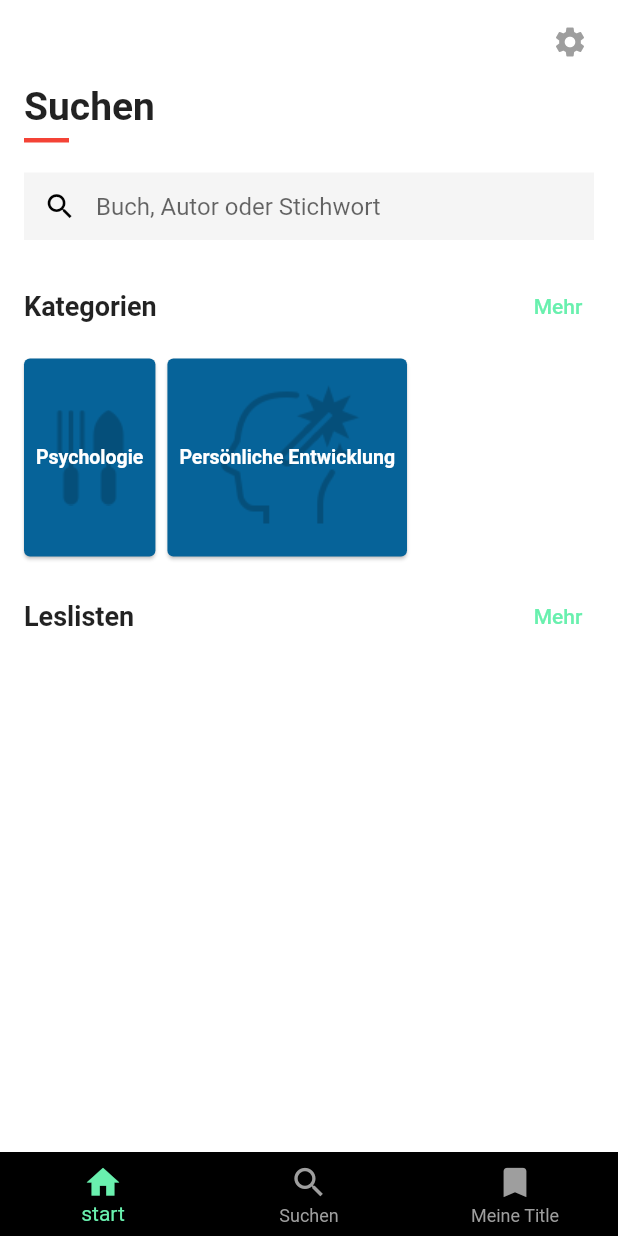
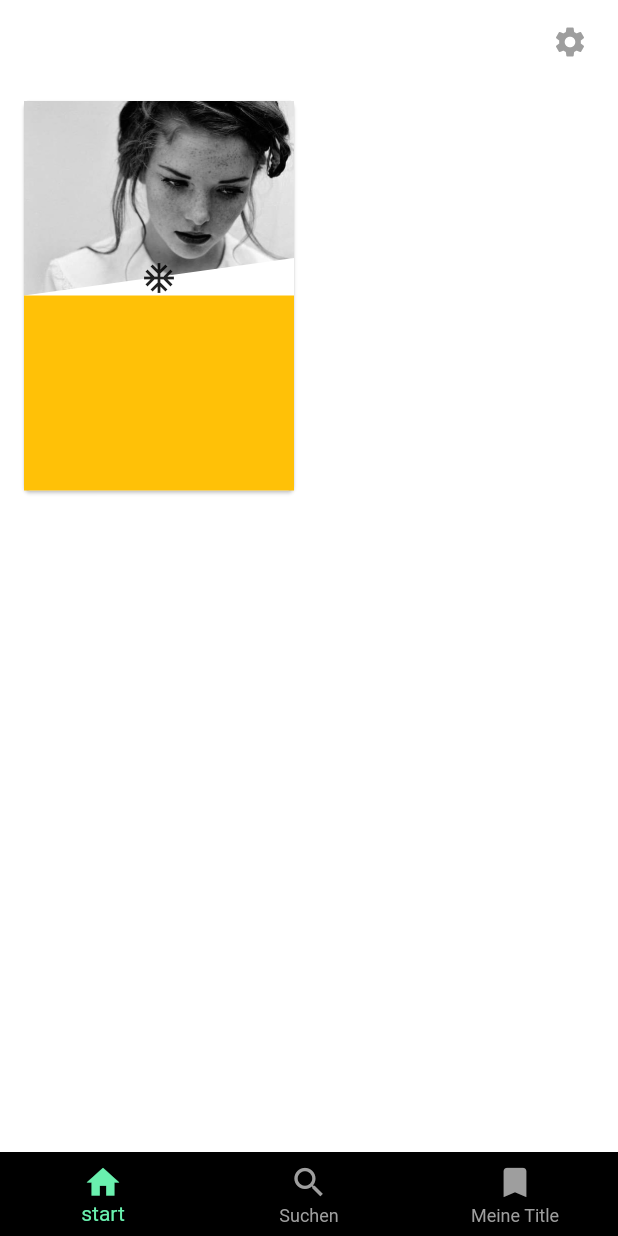
Before and after one commit to hui00/blinkist_flutter_ui, a Flutter app: the screen it shows after launch, on a phone screen of 412 x 824 dp. Run offline on Flutter 3.47's test engine with Material 2 defaults, Android fonts, the phone set to English and light mode, and no system bars.

Commit message:
ClipPathClipper funktioniert mit Stack und algin

```diff
--- /dev/null
+++ b/lib/cardListelistenModel.dart
@@ -0,0 +1,22 @@
+class CardModelListelisten {
+  String name;
+  String image;
+  int amountTitles;
+
+  CardModelListelisten({
+    this.name,
+    this.image,
+    this.amountTitles,
+  });
+
+  static List<CardModelListelisten> allKategorie = <CardModelListelisten>[
+    CardModelListelisten(
+      image: "assets/psychologie.png",
+      name: "Psychologie",
+    ),
+    CardModelListelisten(
+      image: "assets/persoenlicheenwicklung.png",
+      name: "Persönliche Entwicklung",
+    ),
+  ];
+}
--- a/lib/suchenPage.dart
+++ b/lib/suchenPage.dart
@@ -103,6 +103,48 @@ class SuchenPage extends StatefulWidget {
     );
   }
 
+  static Widget leseleistenCard() {
+    return Padding(
+      padding: const EdgeInsets.only(top: 7.0, left: 12.0),
+      child: Card(
+        color: Colors.white,
+        child: SizedBox(
+          height: 260.0,
+          width: 180.0,
+          child: Column(
+            children: <Widget>[
+              Expanded(
+                flex: 1,
+                child: Stack(
+                  fit: StackFit.expand,
+                  children: <Widget>[
+                    ClipPath(
+                      clipper: MyClipper(),
+                      child: Image.asset(
+                        "assets/second.jpg",
+                        fit: BoxFit.cover,
+                      ),
+                    ),
+                    Align(
+                      alignment: Alignment.bottomCenter,
+                      child: Icon(Icons.ac_unit),
+                    )
+                  ],
+                ),
+              ),
+              Expanded(
+                flex: 1,
+                child: Container(
+                  color: Colors.amber,
+                ),
+              ),
+            ],
+          ),
+        ),
+      ),
+    );
+  }
+
   @override
   _SuchenPageState createState() => _SuchenPageState();
 }
@@ -115,16 +157,33 @@ class _SuchenPageState extends State<SuchenPage> {
         mainAxisSize: MainAxisSize.min,
         crossAxisAlignment: CrossAxisAlignment.start,
         children: [
-          MyHomePage.titleStart("Suchen"),
-          SuchenPage.searchBar(),
-          SuchenPage.titleSuchenPage("Kategorien"),
-          SuchenPage.kategorienCard(),
-          SizedBox(
-            height: 12.0,
-          ),
-          SuchenPage.titleSuchenPage("Leslisten"),
+          // MyHomePage.titleStart("Suchen"),
+          // SuchenPage.searchBar(),
+          // SuchenPage.titleSuchenPage("Kategorien"),
+          // SuchenPage.kategorienCard(),
+          // SizedBox(
+          //   height: 12.0,
+          // ),
+          // SuchenPage.titleSuchenPage("Leselisten"),
+          SuchenPage.leseleistenCard(),
         ],
       ),
     );
   }
 }
+
+class MyClipper extends CustomClipper<Path> {
+  @override
+  Path getClip(Size size) {
+    var path = new Path();
+    path.lineTo(0.0, size.height);
+    path.lineTo(size.width, size.height - 25);
+    path.lineTo(size.width, 0.0);
+    path.close();
+
+    return path;
+  }
+
+  @override
+  bool shouldReclip(CustomClipper<Path> oldClipper) => false;
+}
```
